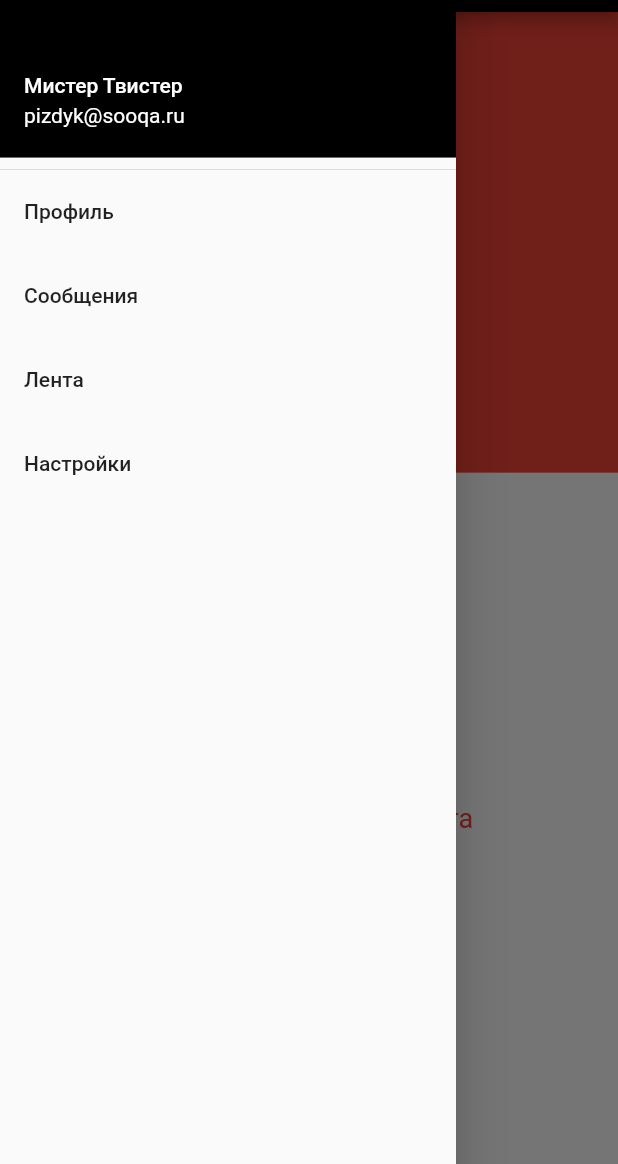
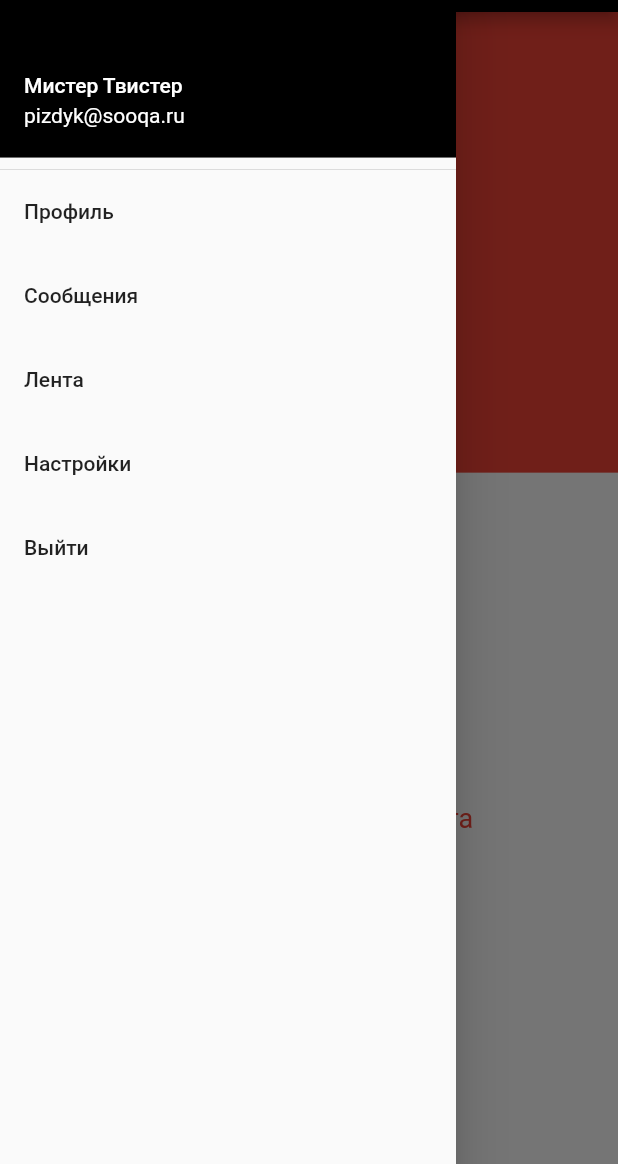
Before and after one commit to chygunok/ori_instant_messenger, a Flutter app: the MainMenu screen opened directly, with the side drawer open, on a phone screen of 412 x 824 dp, the part 72-1236 px from its top. Run offline on Flutter 3.47's test engine with Material 2 defaults, Android fonts, the phone set to English and light mode, and no system bars; our stand-ins replace google_fonts.

Commit message:
Update mainMenu.dart
Кнопки выхода друг

```diff
--- a/app/lib/mainMenu.dart
+++ b/app/lib/mainMenu.dart
@@ -1,3 +1,4 @@
+import 'package:app/login.dart';
 import 'package:app/widgets.dart';
 import 'package:flutter/material.dart';
 
@@ -23,7 +24,14 @@ class MainMenu extends StatelessWidget {
             new ListTile(title: new Text("Профиль"), onTap: () {}),
             new ListTile(title: new Text("Сообщения"), onTap: () {}),
             new ListTile(title: new Text("Лента"), onTap: () {}),
-            new ListTile(title: new Text("Настройки"), onTap: () {})
+            new ListTile(title: new Text("Настройки"), onTap: () {}),
+            new ListTile(
+              title: new Text("Выйти"),
+              onTap: () {
+                Navigator.push(context,
+                    MaterialPageRoute(builder: (context) => LoginPage()));
+              },
+            )
           ],
         ),
       ),
@@ -36,7 +44,7 @@ class MainMenu extends StatelessWidget {
                 color: Colors.red,
                 child: Center(
                   child: Text(
-                    'Поставте',
+                    'Поставьте',
                     style: TextStyle(color: Colors.white, fontSize: 18),
                   ),
                 ),
```
